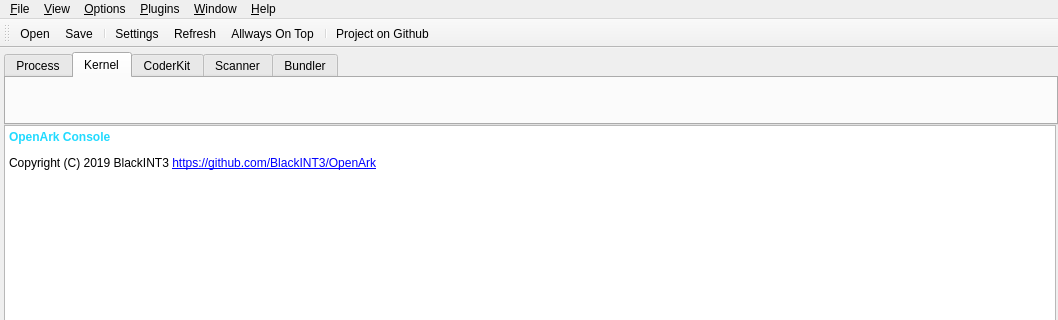
The window that src/OpenArk/ui/openark.ui (BlackINT3/OpenArk) describes before a commit, drawn with Qt 5; both pictures show x 0 to 1058 and y 0 to 320 of the 1058 by 696 pixel window.
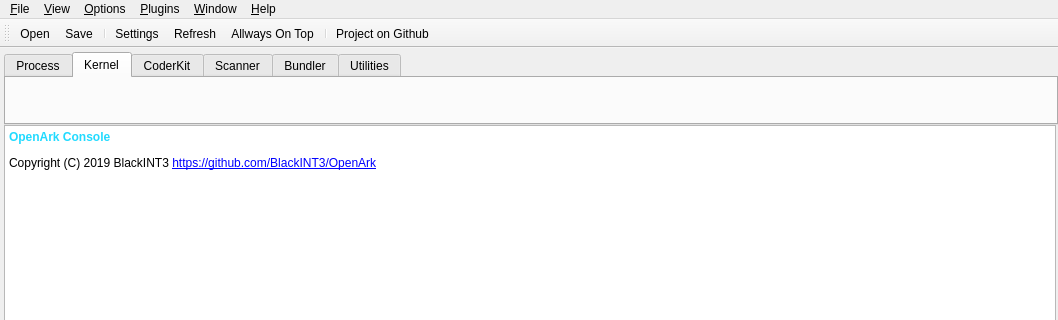
The same window after the commit. The open tabs and pages were chosen to show the change. Icons and pictures are not drawn.

Commit message: utilities: add systemtools and cleaner UI

```diff
--- a/src/OpenArk/ui/openark.ui
+++ b/src/OpenArk/ui/openark.ui
@@ -95,6 +95,11 @@
          <string>Bundler</string>
         </attribute>
        </widget>
+       <widget class="QWidget" name="tabUtilities">
+        <attribute name="title">
+         <string>Utilities</string>
+        </attribute>
+       </widget>
       </widget>
       <widget class="QWidget" name="consoleWidget" native="true">
        <layout class="QVBoxLayout" name="verticalLayout_2">
```
Left out of the diff: 2 changed lines with no effect on the pictures. The commit also changes 13 other files.
